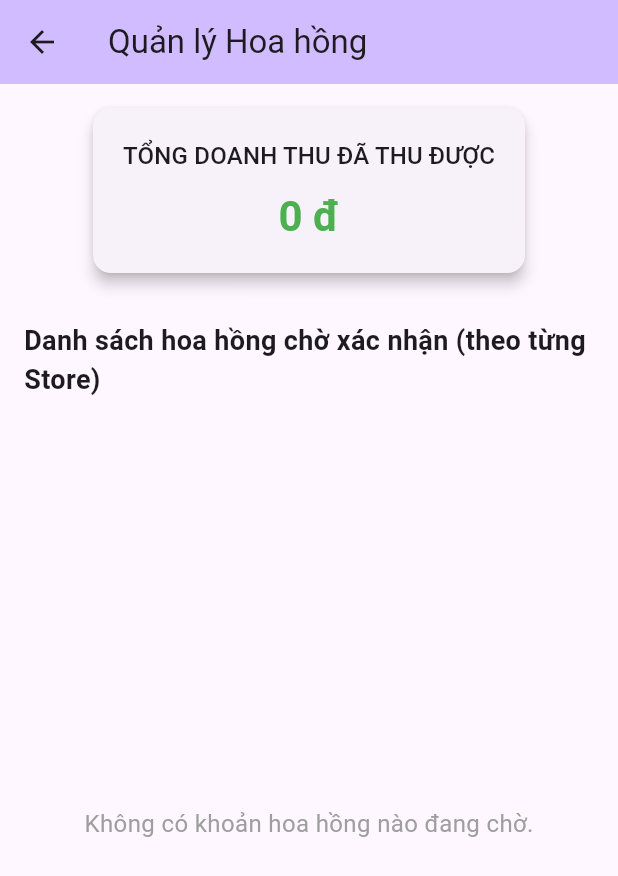
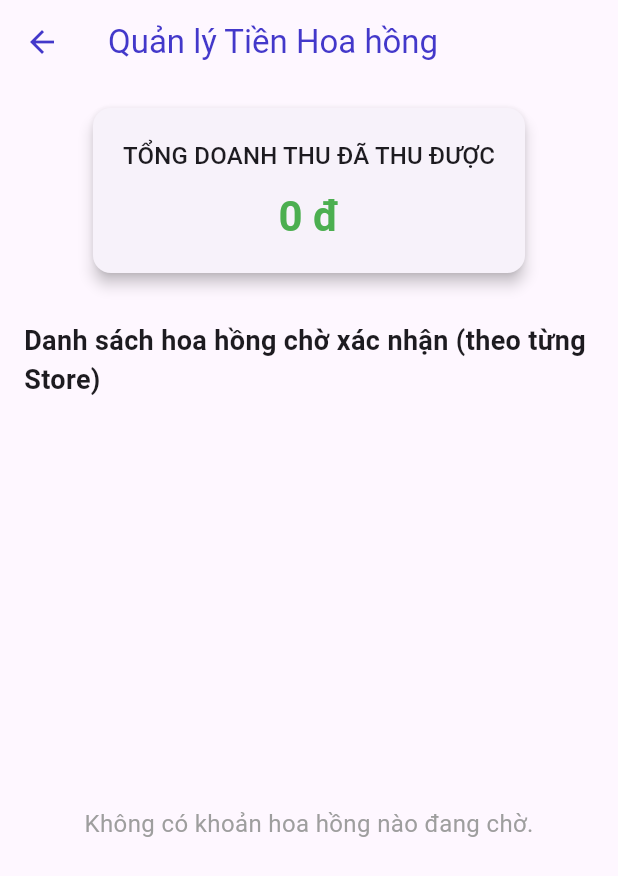
Before and after one commit to devhocnihongo/dashboard_admin, a Flutter app: the CommissionManagementPage screen opened directly, on a phone screen of 412 x 824 dp. Shown: the top 876 px of the screen. Run offline on Flutter 3.47's test engine with Material 3 defaults, Android fonts, the phone set to English and light mode, and no system bars; our stand-ins replace cloud_firestore, firebase_core; accounts and stored records are empty.

Commit message:
update commission and UI

```diff
--- a/lib/models/commission_model.dart
+++ b/lib/models/commission_model.dart
@@ -5,7 +5,7 @@ class Commission {
   final String storeId;
   final String storeName;
   final int commissionAmount;
-  final String status; // 'waiting', 'paid'
+  final String status;
   final DateTime dueDate;
   final DateTime createdAt;
   final DateTime? paidDate;
--- a/lib/views/pages/commission_management_page.dart
+++ b/lib/views/pages/commission_management_page.dart
@@ -20,8 +20,8 @@ class _CommissionManagementPageState extends State<CommissionManagementPage> {
   Widget build(BuildContext context) {
     return Scaffold(
       appBar: AppBar(
-        title: const Text('Quản lý Hoa hồng'),
-        backgroundColor: Theme.of(context).colorScheme.inversePrimary,
+        title: const Text('Quản lý Tiền Hoa hồng'),
+        foregroundColor: const Color(0xFF4338CA),
       ),
       body: Column(
         crossAxisAlignment: CrossAxisAlignment.start,
@@ -54,7 +54,6 @@ class _CommissionManagementPageState extends State<CommissionManagementPage> {
                     ),
                   );
                 }
-                // Hiển thị theo từng store
                 return ListView(
                   padding: const EdgeInsets.all(8),
                   children: data.entries.map((entry) {
--- a/lib/views/pages/content_moderation_page.dart
+++ b/lib/views/pages/content_moderation_page.dart
@@ -227,8 +227,7 @@ class ContentModerationPage extends StatelessWidget {
                                               fontWeight: FontWeight.w500,
                                             ),
                                           ),
-                                          // SỬA ĐỔI TẠI ĐÂY:
-                                          const Spacer(), // Thay thế SizedBox bằng Spacer
+                                          const Spacer(),
                                           if (storeId != null)
                                             Transform.scale(
                                               scale: 0.55,
```
Also changed, not shown: lib/views/pages/admin_dashboard_page.dart (+4 -4 lines), lib/views/widgets/side_menu.dart (deleted, +0 -50 lines).
